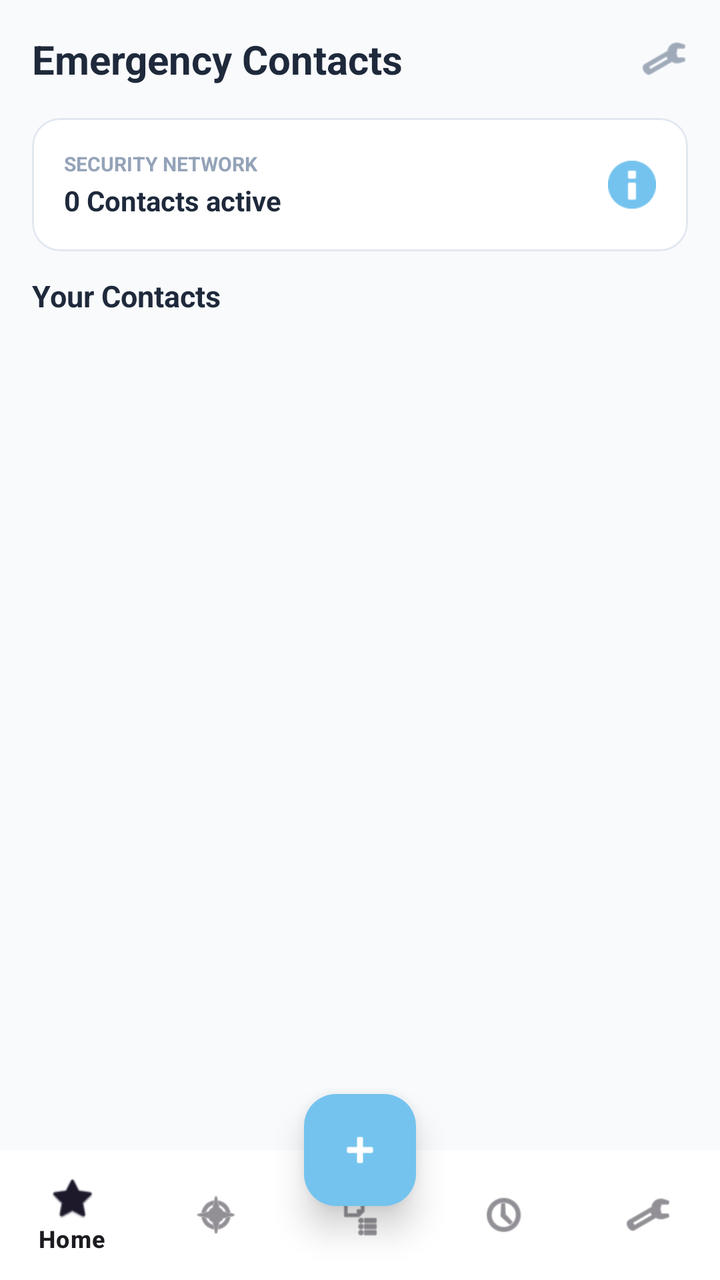
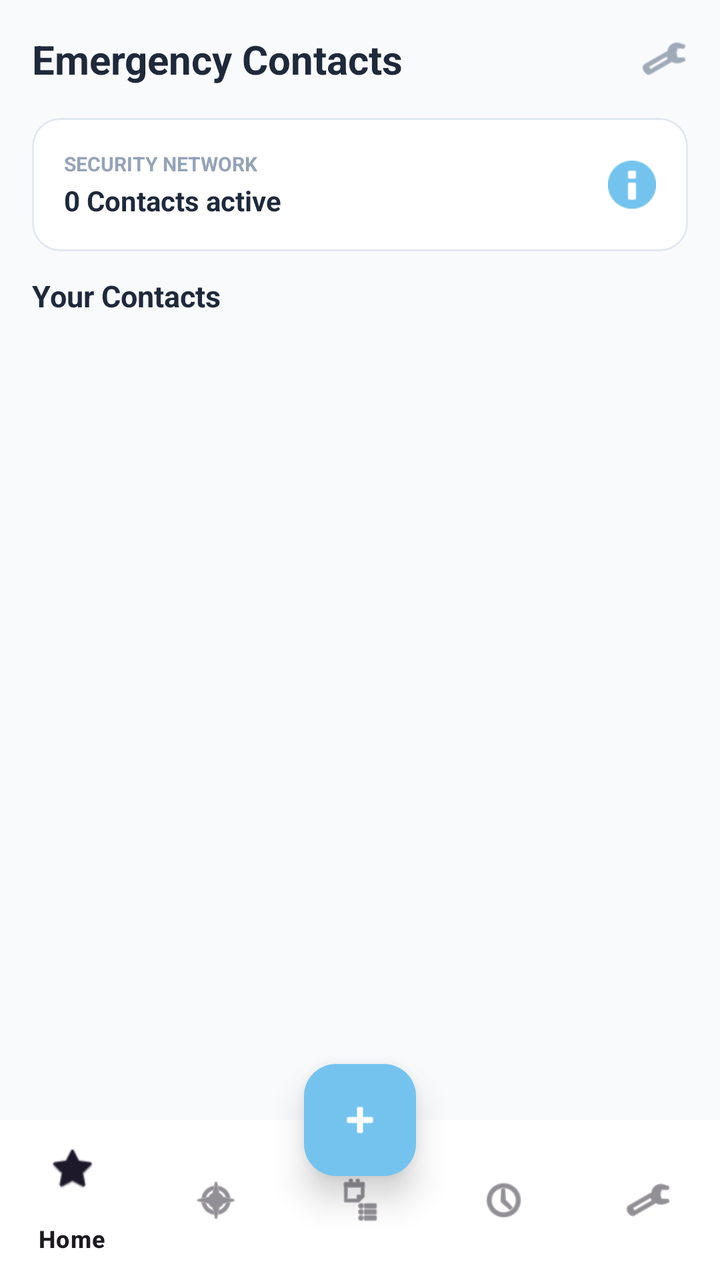

Before-and-after screenshots of an Android layout around one commit, followed by the original layout XML and the change that was made.
<!-- AndroidManifest.xml: application theme Theme.SafeRoute -->
<!-- res/layout/fragment_contacts_list.xml -->
<?xml version="1.0" encoding="utf-8"?>
<androidx.coordinatorlayout.widget.CoordinatorLayout
    xmlns:android="http://schemas.android.com/apk/res/android"
    xmlns:app="http://schemas.android.com/apk/res-auto"
    android:layout_width="match_parent"
    android:layout_height="match_parent"
    android:background="#F8FAFC">

    <LinearLayout
        android:layout_width="match_parent"
        android:layout_height="match_parent"
        android:orientation="vertical"
        android:layout_marginBottom="65dp">

        <RelativeLayout
            android:layout_width="match_parent"
            android:layout_height="wrap_content"
            android:padding="16dp">
            <TextView
                android:layout_width="wrap_content"
                android:layout_height="wrap_content"
                android:text="Emergency Contacts"
                android:textColor="#1E293B"
                android:textSize="20sp"
                android:textStyle="bold"
                android:layout_centerVertical="true"/>
            <ImageView
                android:id="@+id/filterBtn"
                android:layout_width="24dp"
                android:layout_height="24dp"
                android:src="@android:drawable/ic_menu_manage"
                android:layout_alignParentEnd="true"
                android:layout_centerVertical="true"
                app:tint="#64748B"/>
        </RelativeLayout>

        <com.google.android.material.card.MaterialCardView
            android:layout_width="match_parent"
            android:layout_height="wrap_content"
            android:layout_marginHorizontal="16dp"
            android:layout_marginBottom="12dp"
            app:cardCornerRadius="14dp"
            app:cardBackgroundColor="#FFFFFF"
            app:strokeWidth="1dp"
            app:strokeColor="#E2E8F0"
            app:cardElevation="0dp">
            <RelativeLayout
                android:layout_width="match_parent"
                android:layout_height="wrap_content"
                android:padding="16dp">
                <LinearLayout
                    android:layout_width="wrap_content"
                    android:layout_height="wrap_content"
                    android:orientation="vertical">
                    <TextView
                        android:layout_width="wrap_content"
                        android:layout_height="wrap_content"
                        android:text="SECURITY NETWORK"
                        android:textColor="#94A3B8"
                        android:textSize="10sp"
                        android:textStyle="bold"/>
                    <TextView
                        android:id="@+id/contactsCountTv"
                        android:layout_width="wrap_content"
                        android:layout_height="wrap_content"
                        android:text="0 Contacts active"
                        android:textColor="#1E293B"
                        android:textSize="14sp"
                        android:textStyle="bold"
                        android:layout_marginTop="2dp"/>
                </LinearLayout>
                <ImageView
                    android:layout_width="24dp"
                    android:layout_height="24dp"
                    android:src="@android:drawable/ic_dialog_info"
                    android:layout_alignParentEnd="true"
                    android:layout_centerVertical="true"
                    app:tint="#74C3EE"/>
            </RelativeLayout>
        </com.google.android.material.card.MaterialCardView>

        <TextView
            android:layout_width="wrap_content"
            android:layout_height="wrap_content"
            android:text="Your Contacts"
            android:textColor="#1E293B"
            android:textSize="15sp"
            android:textStyle="bold"
            android:layout_marginHorizontal="16dp"
            android:layout_marginBottom="8dp"/>

        <androidx.recyclerview.widget.RecyclerView
            android:id="@+id/emergencyContactsRv"
            android:layout_width="match_parent"
            android:layout_height="match_parent"
            android:paddingHorizontal="16dp"
            android:clipToPadding="false"/>
    </LinearLayout>

    <com.google.android.material.bottomnavigation.BottomNavigationView
        android:id="@+id/bottomNavigationView"
        android:layout_width="match_parent"
        android:layout_height="65dp"
        android:layout_gravity="bottom"
        android:background="#FFFFFF"
        app:elevation="8dp"
        app:menu="@menu/bottom_nav_menu" />

    <com.google.android.material.floatingactionbutton.FloatingActionButton
        android:id="@+id/fabAddContact"
        android:layout_width="wrap_content"
        android:layout_height="wrap_content"
        android:src="@android:drawable/ic_input_add"
        app:tint="#FFFFFF"
        app:backgroundTint="#74C3EE"
        app:fabSize="normal"
        app:layout_anchor="@id/bottomNavigationView"
        app:layout_anchorGravity="center_horizontal|top"
        android:layout_marginBottom="32dp"
        app:borderWidth="0dp"
        app:elevation="10dp"/>

</androidx.coordinatorlayout.widget.CoordinatorLayout>
<!-- resources referenced by this layout -->
<resources>
  <style name="Theme.SafeRoute" parent="Base.Theme.SafeRoute" />
  <style name="Base.Theme.SafeRoute" parent="Theme.Material3.DayNight.NoActionBar">
          
          
      </style>
</resources>

<!-- the commit's change to res/layout/fragment_contacts_list.xml (unified diff, before → after) -->
@@ -100,7 +100,7 @@
     <com.google.android.material.bottomnavigation.BottomNavigationView
         android:id="@+id/bottomNavigationView"
         android:layout_width="match_parent"
-        android:layout_height="65dp"
+        android:layout_height="wrap_content"
         android:layout_gravity="bottom"
         android:background="#FFFFFF"
         app:elevation="8dp"
